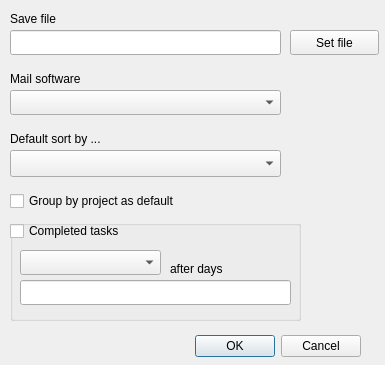
menzzana/ZDoList, file preferencesdialog.ui: the form before one commit.
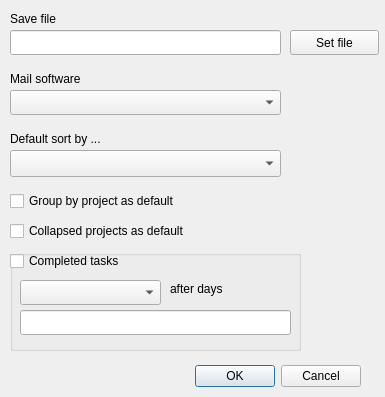
The form after the commit.

Commit message: added ability to collapse projects

```diff
--- a/preferencesdialog.ui
+++ b/preferencesdialog.ui
@@ -7,7 +7,7 @@
     <x>0</x>
     <y>0</y>
     <width>385</width>
-    <height>365</height>
+    <height>397</height>
    </rect>
   </property>
   <property name="windowTitle">
@@ -17,7 +17,7 @@
    <property name="geometry">
     <rect>
      <x>20</x>
-     <y>330</y>
+     <y>360</y>
      <width>341</width>
      <height>32</height>
     </rect>
@@ -95,7 +95,7 @@
    <property name="geometry">
     <rect>
      <x>10</x>
-     <y>220</y>
+     <y>250</y>
      <width>291</width>
      <height>101</height>
     </rect>
@@ -133,7 +133,7 @@
     <property name="geometry">
      <rect>
       <x>160</x>
-      <y>40</y>
+      <y>30</y>
       <width>81</width>
       <height>17</height>
      </rect>
@@ -147,7 +147,7 @@
    <property name="geometry">
     <rect>
      <x>10</x>
-     <y>220</y>
+     <y>250</y>
      <width>231</width>
      <height>22</height>
     </rect>
@@ -192,6 +192,19 @@
     <string>Group by project as default</string>
    </property>
   </widget>
+  <widget class="QCheckBox" name="checkBox_3">
+   <property name="geometry">
+    <rect>
+     <x>10</x>
+     <y>220</y>
+     <width>201</width>
+     <height>22</height>
+    </rect>
+   </property>
+   <property name="text">
+    <string>Collapsed projects as default</string>
+   </property>
+  </widget>
  </widget>
  <resources/>
  <connections>
```
The commit also changes 5 other files.
